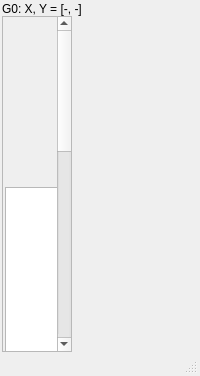
yesint/QtGrace6, file src/MainWindow.ui: the form before one commit.
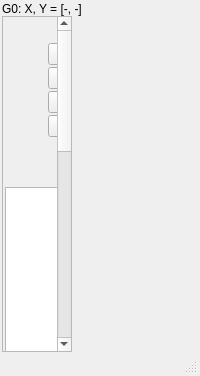
The form after the commit. Icons and pictures are not drawn. Custom widgets are drawn as their Qt base class.

Commit message:
Simplify toolbar layout: direct grid cells instead of HBoxLayout pairs
Replace the 11 HBoxLayout-with-stretches wrappers for button pairs
with direct QGridLayout items at column 0 and column 1 with
Qt::AlignHCenter. This is cleaner XML and the equal-column-stretch
grid naturally centers buttons without extra wrapper layouts.

```diff
--- a/src/MainWindow.ui
+++ b/src/MainWindow.ui
@@ -56,88 +56,64 @@
            </widget>
           </item>
 
-          <item row="1" column="0" colspan="2">
-           <layout class="QHBoxLayout"><property name="spacing"><number>2</number></property>
-            <item><spacer><property name="orientation"><enum>Qt::Horizontal</enum></property><property name="sizeHint" stdset="0"><size><width>0</width><height>0</height></size></property></spacer></item>
-            <item>
-             <widget class="QPushButton" name="cmdZoom">
+                    <item row="1" column="0" alignment="Qt::AlignHCenter">
+           <widget class="QPushButton" name="cmdZoom">
               <property name="text"><string/></property>
               <property name="toolTip"><string>Zoom graph(s) in rectangle (Alt+Z)</string></property>
               <property name="icon"><iconset theme="zoom-select"><normaloff>:/icons/zoom.png</normaloff>:/icons/zoom.png</iconset></property>
              </widget>
-            </item>
-            <item>
-             <widget class="QPushButton" name="cmdAutoScale">
+          </item>
+          <item row="1" column="1" alignment="Qt::AlignHCenter">
+           <widget class="QPushButton" name="cmdAutoScale">
               <property name="text"><string/></property>
               <property name="toolTip"><string>Autoscale graph(s) on X and Y axis (Ctrl+A)</string></property>
               <property name="icon"><iconset theme="zoom-fit-best"><normaloff>:/icons/autoscale.png</normaloff>:/icons/autoscale.png</iconset></property>
              </widget>
-            </item>
-            <item><spacer><property name="orientation"><enum>Qt::Horizontal</enum></property><property name="sizeHint" stdset="0"><size><width>0</width><height>0</height></size></property></spacer></item>
-           </layout>
           </item>
 
-          <item row="2" column="0" colspan="2">
-           <layout class="QHBoxLayout"><property name="spacing"><number>2</number></property>
-            <item><spacer><property name="orientation"><enum>Qt::Horizontal</enum></property><property name="sizeHint" stdset="0"><size><width>0</width><height>0</height></size></property></spacer></item>
-            <item>
-             <widget class="QPushButton" name="cmdZz">
+                    <item row="2" column="0" alignment="Qt::AlignHCenter">
+           <widget class="QPushButton" name="cmdZz">
               <property name="text"><string/></property>
               <property name="toolTip"><string>Zoom out (Ctrl -)</string></property>
               <property name="icon"><iconset theme="zoom-out"><normaloff>:/icons/zoomOut.png</normaloff>:/icons/zoomOut.png</iconset></property>
              </widget>
-            </item>
-            <item>
-             <widget class="QPushButton" name="cmdzz">
+          </item>
+          <item row="2" column="1" alignment="Qt::AlignHCenter">
+           <widget class="QPushButton" name="cmdzz">
               <property name="text"><string/></property>
               <property name="toolTip"><string>Zoom in (Ctrl +)</string></property>
               <property name="icon"><iconset theme="zoom-in"><normaloff>:/icons/zoomIn.png</normaloff>:/icons/zoomIn.png</iconset></property>
              </widget>
-            </item>
-            <item><spacer><property name="orientation"><enum>Qt::Horizontal</enum></property><property name="sizeHint" stdset="0"><size><width>0</width><height>0</height></size></property></spacer></item>
-           </layout>
           </item>
 
-          <item row="3" column="0" colspan="2">
-           <layout class="QHBoxLayout"><property name="spacing"><number>2</number></property>
-            <item><spacer><property name="orientation"><enum>Qt::Horizontal</enum></property><property name="sizeHint" stdset="0"><size><width>0</width><height>0</height></size></property></spacer></item>
-            <item>
-             <widget class="QPushButton" name="cmdLeft">
+                    <item row="3" column="0" alignment="Qt::AlignHCenter">
+           <widget class="QPushButton" name="cmdLeft">
               <property name="text"><string/></property>
               <property name="toolTip"><string>Scroll graph(s) left (Ctrl+LeftArrow)</string></property>
               <property name="icon"><iconset theme="go-previous"><normaloff>:/icons/goLeft.png</normaloff>:/icons/goLeft.png</iconset></property>
              </widget>
-            </item>
-            <item>
-             <widget class="QPushButton" name="cmdRight">
+          </item>
+          <item row="3" column="1" alignment="Qt::AlignHCenter">
+           <widget class="QPushButton" name="cmdRight">
               <property name="text"><string/></property>
               <property name="toolTip"><string>Scroll graph(s) right (Ctrl+RightArrow)</string></property>
               <property name="icon"><iconset theme="go-next"><normaloff>:/icons/goRight.png</normaloff>:/icons/goRight.png</iconset></property>
              </widget>
-            </item>
-            <item><spacer><property name="orientation"><enum>Qt::Horizontal</enum></property><property name="sizeHint" stdset="0"><size><width>0</width><height>0</height></size></property></spacer></item>
-           </layout>
           </item>
 
-          <item row="4" column="0" colspan="2">
-           <layout class="QHBoxLayout"><property name="spacing"><number>2</number></property>
-            <item><spacer><property name="orientation"><enum>Qt::Horizontal</enum></property><property name="sizeHint" stdset="0"><size><width>0</width><height>0</height></size></property></spacer></item>
-            <item>
-             <widget class="QPushButton" name="cmdUp">
+                    <item row="4" column="0" alignment="Qt::AlignHCenter">
+           <widget class="QPushButton" name="cmdUp">
               <property name="text"><string/></property>
               <property name="toolTip"><string>Scroll graph(s) up (Ctrl+UpArrow)</string></property>
               <property name="icon"><iconset theme="go-up"><normaloff>:/icons/goUp.png</normaloff>:/icons/goUp.png</iconset></property>
              </widget>
-            </item>
-            <item>
-             <widget class="QPushButton" name="cmdDown">
+          </item>
+          <item row="4" column="1" alignment="Qt::AlignHCenter">
+           <widget class="QPushButton" name="cmdDown">
               <property name="text"><string/></property>
               <property name="toolTip"><string>Scroll graph(s) down (Ctrl+DownArrow)</string></property>
               <property name="icon"><iconset theme="go-down"><normaloff>:/icons/goDown.png</normaloff>:/icons/goDown.png</iconset></property>
             <property name="icon"><iconset theme="view-refresh"/></property></widget>
-            </item>
-            <item><spacer><property name="orientation"><enum>Qt::Horizontal</enum></property><property name="sizeHint" stdset="0"><size><width>0</width><height>0</height></size></property></spacer></item>
-           </layout>
           </item>
 
           <item row="5" column="0" colspan="2" alignment="Qt::AlignHCenter">
```
Left out of the diff: 88 changed lines with no effect on the pictures.
